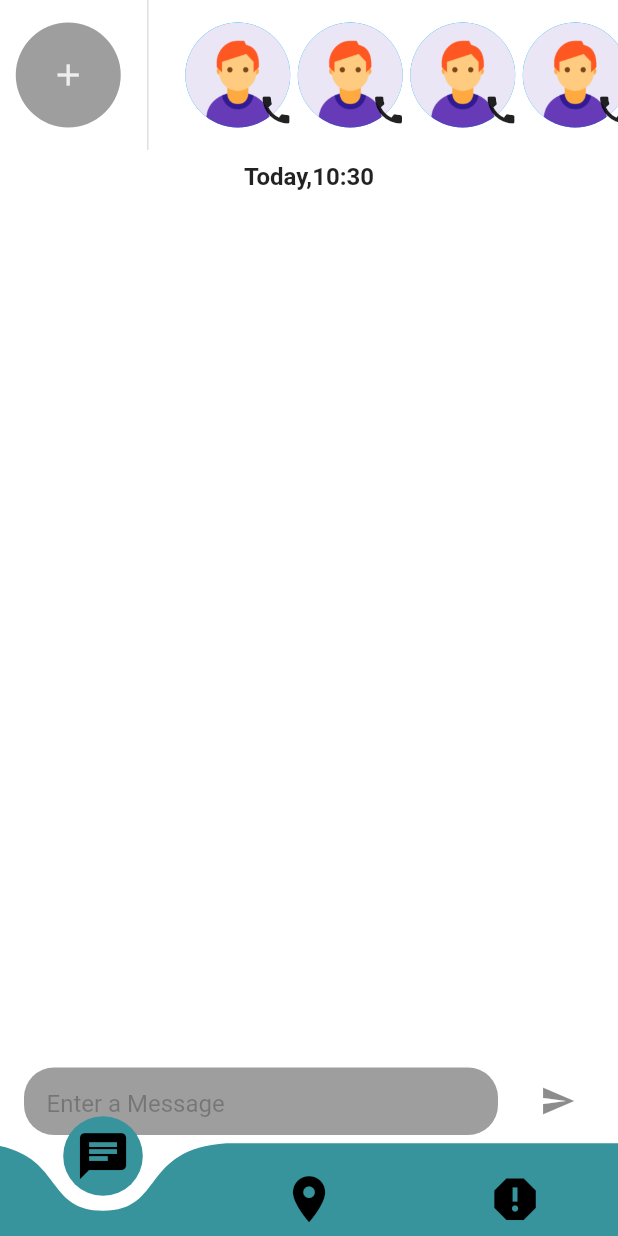
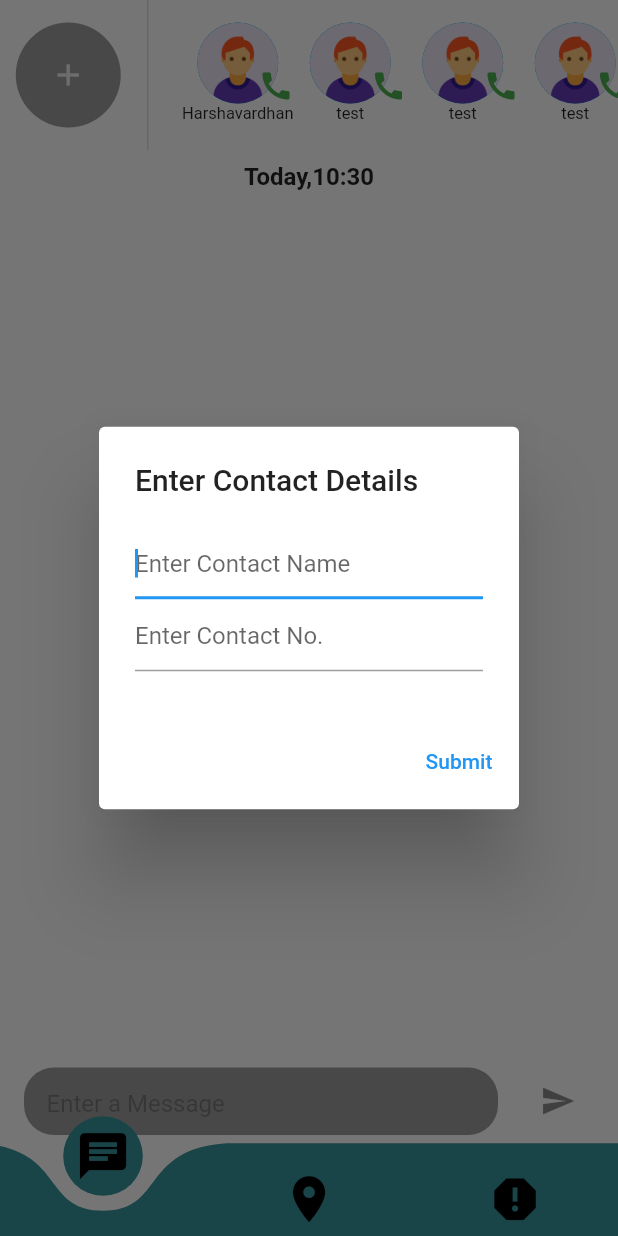
Before and after one commit to ARYANDARADE/Womens_App, a Flutter app: the screen it shows after launch, after a tap on "Skip", after a tap on the "add" icon, on a phone screen of 412 x 824 dp. Run offline on Flutter 3.47's test engine with Material 2 defaults, Android fonts, the phone set to English and light mode, and no system bars; drawn by our look-alikes of curved_navigation_bar; our stand-ins replace csv, dot_navigation_bar, firebase_auth, fluttertoast, geocoding, geolocator and 6 more; missing offline and left inert: background_sms, dart:ffi, floating_navigation_bar, flutter_phone_direct_caller, tflite_flutter; accounts and stored records are empty.

Commit message:
Chat Functions Added

```diff
--- a/lib/Chat.dart
+++ b/lib/Chat.dart
@@ -1,17 +1,60 @@
 import 'package:basic/chatbot.dart';
 import 'package:basic/contact.dart';
 import 'package:flutter/material.dart';
+import 'package:flutter_phone_direct_caller/flutter_phone_direct_caller.dart';
 
-class ChatPage extends StatelessWidget {
+class ChatPage extends StatefulWidget {
+  @override
+  State<ChatPage> createState() => _ChatPageState();
+}
+
+class _ChatPageState extends State<ChatPage> {
+  _callNumber(String number) async {
+    await FlutterPhoneDirectCaller.callNumber(number);
+  }
+  TextEditingController nameController = TextEditingController();
+  TextEditingController numberController = TextEditingController();
+  final List<String> numbers = ["9529448553","987654321","987654321","987654321","1234567889"];
+  final List<String> contact = ["Harshavardhan","test","test","test","test"];
+  void addItemToList(){
+    setState(() {
+      contact.insert(0,nameController.text);
+      numbers.insert(0,numberController.text);
+    });
+  }
   @override
   Widget build(BuildContext context) {
-    final contact = ["contact1",
-      "contact2",
-      "contact3",
-     "contact4",
-    "contact5",
-    "contact6"];
+
+
+
     final screenWidth = MediaQuery.of(context).size.width;
+    Future openDialog() => showDialog(
+        context: context,
+        builder: (context) => AlertDialog(
+              title: Text("Enter Contact Details"),
+              content: Container(
+                height: 100,
+                child: Column(
+                  children: [
+                    TextField(
+                      autofocus: true,
+                      controller: nameController,
+                      decoration:
+                          InputDecoration(hintText: "Enter Contact Name"),
+                    ),
+                    TextField(
+                      controller: numberController,
+                      decoration:
+                          InputDecoration(hintText: "Enter Contact No."),
+                    )
+                  ],
+                ),
+              ),
+              actions: [TextButton(onPressed: () {
+                addItemToList();
+                Navigator.of(context).pop();
+              }, child: Text("Submit"))],
+            ));
     return Scaffold(
         backgroundColor: Colors.white,
         body: Stack(
@@ -33,10 +76,13 @@ class ChatPage extends StatelessWidget {
                                 shape: BoxShape.circle,
                                 color: Colors.grey,
                               ),
-                              child:
-                                  IconButton(icon:Icon(Icons.add, color: Colors.grey.shade200), onPressed: () {
-
-                                  },),
+                              child: IconButton(
+                                icon: Icon(Icons.add,
+                                    color: Colors.grey.shade200),
+                                onPressed: () {
+                                  openDialog();
+                                },
+                              ),
                             ),
                           ),
                         ),
@@ -56,7 +102,41 @@ class ChatPage extends StatelessWidget {
                                   scrollDirection: Axis.horizontal,
                                   itemCount: contact.length,
                                   itemBuilder: (context, index) {
-                                    return Contact();
+                                    return GestureDetector(
+                                      onTap: () => _callNumber(numbers[index]),
+                                      child: Column(
+                                        children: [
+                                          Container(
+                                            height: 54,
+                                            width: 75,
+                                            decoration: BoxDecoration(
+                                              color: Colors.lightBlue,
+                                              shape: BoxShape.circle,
+                                              image: DecorationImage(
+                                                  image: AssetImage(
+                                                      "assets/images/avatar.png")),
+                                            ),
+                                            child: Align(
+                                              alignment: Alignment.bottomRight,
+                                              child: Container(
+                                                decoration: BoxDecoration(),
+                                                child: Icon(
+                                                  Icons.call,
+                                                  color: Colors.green,
+                                                ),
+                                              ),
+                                            ),
+                                          ),
+                                          Container(
+                                            child: Text(
+                                              contact[index],
+                                              style: TextStyle(fontSize: 11),
+                                            ),
+                                          )
+                                        ],
+                                      ),
+                                    );
+                                    ;
                                   })),
                         ),
                       ],
--- a/lib/Location.dart
+++ b/lib/Location.dart
@@ -266,7 +266,9 @@ class _LocationScreenState extends State<LocationScreen> {
           )
         ],
       ),
-      floatingActionButton: Column(
+      floatingActionButton: Padding(
+        padding: const EdgeInsets.only(bottom: 50,left: 30),
+        child: Column(
           mainAxisAlignment: MainAxisAlignment.end,
           crossAxisAlignment: CrossAxisAlignment.end,
           children: [
@@ -276,9 +278,9 @@ class _LocationScreenState extends State<LocationScreen> {
                   ? const Icon(Icons.arrow_circle_down)
                   : const Icon(Icons.arrow_circle_up),
             ),
-          const SizedBox(height: 16),
+            SizedBox(height: 16,),
             Align(
-            alignment: Alignment.topLeft,
+              alignment: Alignment.topRight,
               child: FloatingActionButton(
                 onPressed: () async {
                   print("hi");
@@ -290,6 +292,7 @@ class _LocationScreenState extends State<LocationScreen> {
               ),
             ),
           ],
+        ),
       ),
       floatingActionButtonLocation: FloatingActionButtonLocation.endFloat,
       bottomSheet: _isLocationMenuOpen
--- a/lib/contact.dart
+++ b/lib/contact.dart
@@ -22,7 +22,7 @@ class Contact extends StatelessWidget {
             decoration: BoxDecoration(
 
             ),
-            child: Icon(Icons.call),
+            child: Icon(Icons.call,color: Colors.green,),
           ),
         ),
       ),
```
Also changed, not shown: lib/pages/login.dart (added, +27 -0 lines). Lines whose indentation alone changed are shown as unchanged.
